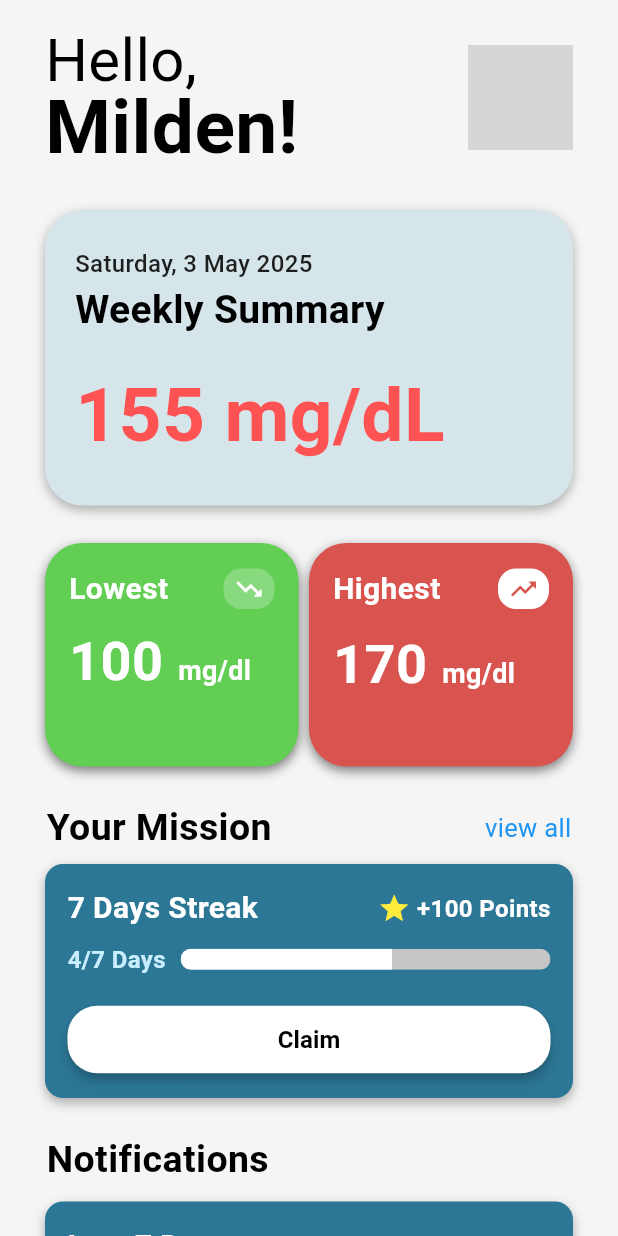
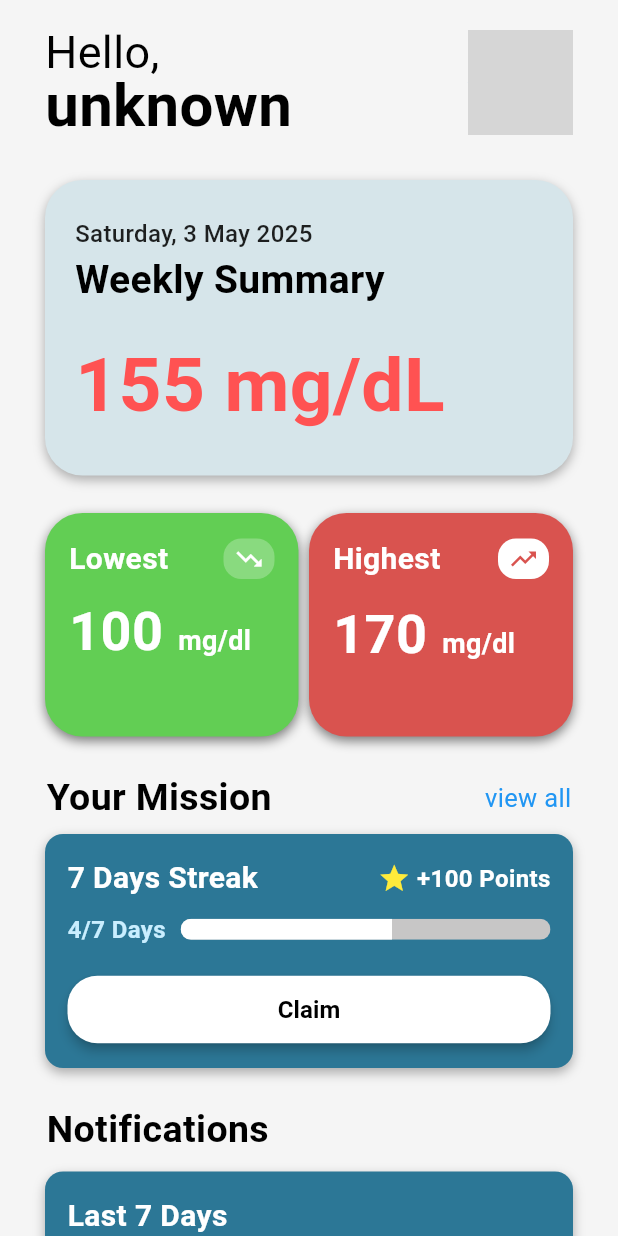
Before and after one commit to putritheresia21/gluco-track, a Flutter app: the HomePage screen opened directly, on a phone screen of 412 x 824 dp. Run offline on Flutter 3.47's test engine with Material 3 defaults, Android fonts, the phone set to English and light mode, and no system bars; our stand-ins replace cloud_firestore, firebase_auth, firebase_core, flutter_dotenv, image_picker, shared_preferences and 1 more; accounts and stored records are empty; project files that could hold a hidden picture were left out; grey boxes are pictures that could not be loaded.

Commit message:
perbaikan routinng dan function by sasa

```diff
--- a/lib/Widget/social_header.dart
+++ b/lib/Widget/social_header.dart
@@ -6,7 +6,7 @@ class SocialHeader extends StatefulWidget {
   final VoidCallback? onNewsPressed;
   final VoidCallback? onFeedPressed;
   final Function(String)? onSearchChanged;
-  final Map<String, Map<String, dynamic>> profiles;
+  final Map<String, dynamic> profiles;
 
   const SocialHeader({
     super.key,
--- a/lib/pages/glucose_measuring.dart
+++ b/lib/pages/glucose_measuring.dart
@@ -57,7 +57,6 @@ class GlucoseMeasuringState extends State<GlucoseMeasuring> {
 
     final prefs = await SharedPreferences.getInstance();
 
-    // Ambil userId atau gunakan default jika tidak ada
     String userId = prefs.getString('userId') ?? 'default_user';
 
     final record = Glucoserecord(
@@ -69,7 +68,6 @@ class GlucoseMeasuringState extends State<GlucoseMeasuring> {
     );
 
     try {
-      // Ambil data yang sudah ada
       final String? recordsJson = prefs.getString('glucose_records');
       List<Map<String, dynamic>> records = [];
 
@@ -77,10 +75,8 @@ class GlucoseMeasuringState extends State<GlucoseMeasuring> {
         records = List<Map<String, dynamic>>.from(json.decode(recordsJson));
       }
 
-      // Tambahkan record baru
       records.add(record.toMap());
 
-      // Simpan kembali
       await prefs.setString('glucose_records', json.encode(records));
 
       ScaffoldMessenger.of(context).showSnackBar(
--- a/lib/pages/home_page.dart
+++ b/lib/pages/home_page.dart
@@ -1,8 +1,10 @@
 import 'package:flutter/material.dart';
+import 'package:glucotrack_app/models/User.dart';
 import 'package:glucotrack_app/pages/register_page.dart';
 import 'package:glucotrack_app/services/user_service.dart';
 import 'profile_page.dart';
 import 'package:glucotrack_app/pages/SocialMedia/feeds.dart';
+import 'package:glucotrack_app/services/auth_service.dart';
 
 //Semangat cukurukuuukkkk
 
@@ -12,9 +14,29 @@ class HomePage extends StatefulWidget {
 }
 
 class HomePageState extends State<HomePage> {
+  final AuthService authService = AuthService();
+  Map<String, dynamic>? userProfile;
+  bool loadingProfile = true;
+
   @override
   void initState() {
     super.initState();
+    loadProfile();
+  }
+
+  Future<void> loadProfile() async {
+    try{
+      final data = await authService.getMyProfile();
+      if (!mounted) return;
+      setState(() {
+        userProfile = data;
+        loadingProfile = false;
+      });
+    } catch (e) {
+      setState(() {
+        loadingProfile = false;
+      });
+    }
   }
 
   @override
@@ -33,7 +55,7 @@ class HomePageState extends State<HomePage> {
                 Row(
                   mainAxisAlignment: MainAxisAlignment.spaceBetween,
                   crossAxisAlignment: CrossAxisAlignment.center,
-                  children: const [
+                  children:[
                     Column(
                       crossAxisAlignment: CrossAxisAlignment.start,
                       children: [
@@ -41,19 +63,21 @@ class HomePageState extends State<HomePage> {
                           'Hello,',
                           style: TextStyle(
                             color: Colors.black,
-                            fontSize: 40,
+                            fontSize: 30,
                             height: 1.0,
                           ),
                         ),
                         Text(
-                          'Milden!',
-                          style: TextStyle(
+                          loadingProfile
+                              ? '...'
+                              : (userProfile?['username'] ?? 'unknown'),
+                          style: const TextStyle(
                             color: Colors.black,
-                            fontSize: 50,
+                            fontSize: 40,
                             fontWeight: FontWeight.bold,
                             height: 1.0,
                           ),
-                        ),
+                        )
                       ],
                     ),
                     CircleAvatar(
@@ -116,7 +140,6 @@ class HomePageState extends State<HomePage> {
 
                 const SizedBox(height: 25),
 
-                // 🔹 Lowest & Highest Card
                 Row(
                   mainAxisAlignment: MainAxisAlignment.center,
                   children: [
--- a/lib/pages/navbar.dart
+++ b/lib/pages/navbar.dart
@@ -3,8 +3,9 @@ import 'package:glucotrack_app/pages/calculator_page.dart';
 import 'package:glucotrack_app/pages/glucose_chart.dart';
 import 'package:glucotrack_app/pages/home_page.dart';
 import 'package:glucotrack_app/pages/login_page.dart';
-import 'package:glucotrack_app/pages/notification_page.dart';
+//import 'package:glucotrack_app/pages/notification_page.dart';
 import 'package:glucotrack_app/pages/profile.dart';
+import 'SocialMedia/feeds.dart';
 import 'package:glucotrack_app/pages/register_page.dart';
 
 import 'glucose_measuring.dart';
@@ -39,7 +40,7 @@ class CustomBottomNavState extends State<CustomBottomNav> {
     pages = [
       HomePage(),
       GlucoseChart(),
-      NotificationPage(),
+      PublicFeedPage(),
       Profile(),
     ];
   }
```
Also changed, not shown: lib/pages/login_page.dart (+8 -9 lines), lib/services/auth_service.dart (+13 -0 lines), pubspec.lock, 1 other file.
